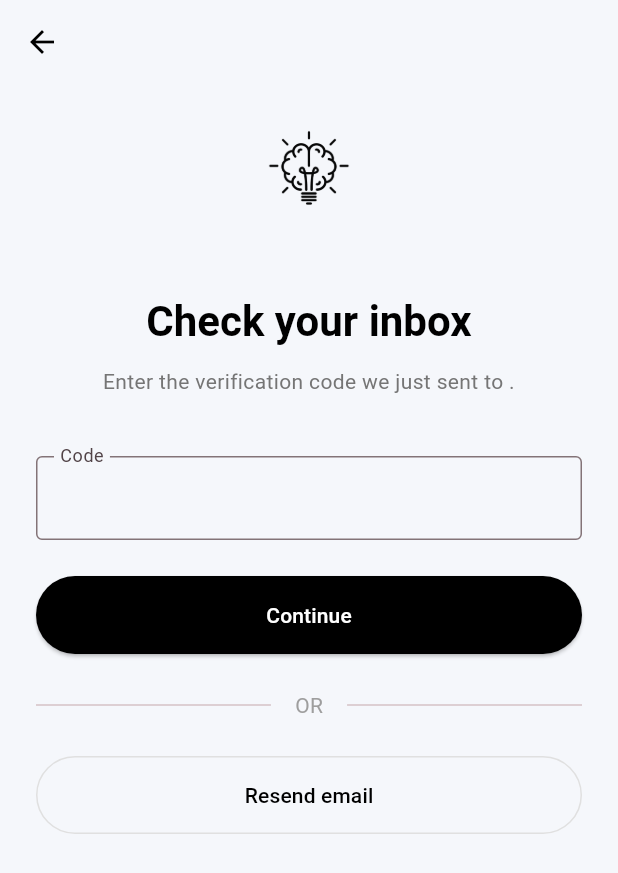
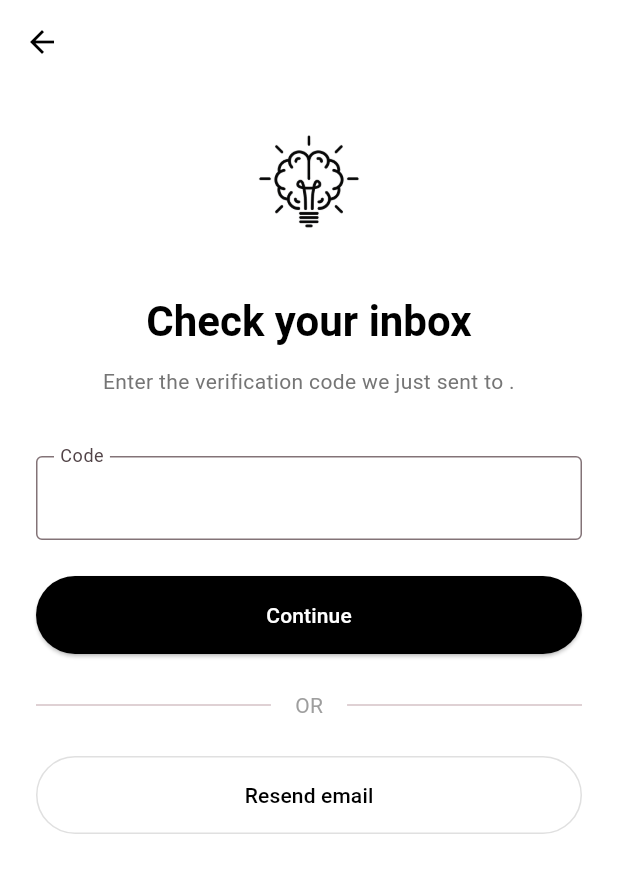
Before and after one commit to ChamodDulanjana/Linguamate-FE, a Flutter app: the SignupScreen screen opened directly with empty values, after a tap on "Continue", on a phone screen of 412 x 824 dp. Shown: the top 873 px of the screen. Run offline on Flutter 3.47's test engine with Material 3 defaults, Android fonts, the phone set to English and light mode, and no system bars.

Commit message:
fixing UI bugs in Auth screens

```diff
--- a/lib/screens/auth/signup_screen.dart
+++ b/lib/screens/auth/signup_screen.dart
@@ -41,13 +41,15 @@ class _SignupScreenState extends State<SignupScreen> {
   @override
   Widget build(BuildContext context) {
     return Scaffold(
+      backgroundColor: Colors.white,
       appBar: AppBar(
         leading: IconButton(
           icon: const Icon(Icons.arrow_back),
           onPressed: () => Navigator.pop(context),
         ),
         elevation: 0,
-        backgroundColor: Colors.transparent,
+        backgroundColor: Colors.white,
+        surfaceTintColor: Colors.transparent,
       ),
       body: SafeArea(
         child: SingleChildScrollView(
@@ -60,10 +62,10 @@ class _SignupScreenState extends State<SignupScreen> {
                 Center(
                   child: Image.asset(
                     'assets/images/linguamate_logo.png',
-                    height: 80,
+                    height: 100,
                   ),
                 ),
-                const SizedBox(height: 40),
+                const SizedBox(height: 20),
                 Text(
                   'Create your account',
                   textAlign: TextAlign.center,
--- a/lib/screens/auth/verification_screen.dart
+++ b/lib/screens/auth/verification_screen.dart
@@ -15,13 +15,15 @@ class _VerificationScreenState extends State<VerificationScreen> {
   @override
   Widget build(BuildContext context) {
     return Scaffold(
+      backgroundColor: Colors.white,
       appBar: AppBar(
         leading: IconButton(
           icon: const Icon(Icons.arrow_back),
           onPressed: () => Navigator.pop(context),
         ),
         elevation: 0,
-        backgroundColor: Colors.transparent,
+        backgroundColor: Colors.white,
+        surfaceTintColor: Colors.transparent,
       ),
       body: SafeArea(
         child: SingleChildScrollView(
@@ -34,10 +36,10 @@ class _VerificationScreenState extends State<VerificationScreen> {
                 Center(
                   child: Image.asset(
                     'assets/images/linguamate_logo.png',
-                    height: 80,
+                    height: 100,
                   ),
                 ),
-                const SizedBox(height: 40),
+                const SizedBox(height: 20),
                 Text(
                   'Check your inbox',
                   textAlign: TextAlign.center,
```
Also changed, not shown: lib/screens/auth/email_entry_screen.dart (+8 -5 lines), lib/screens/auth/login_password_screen.dart (+5 -3 lines).
